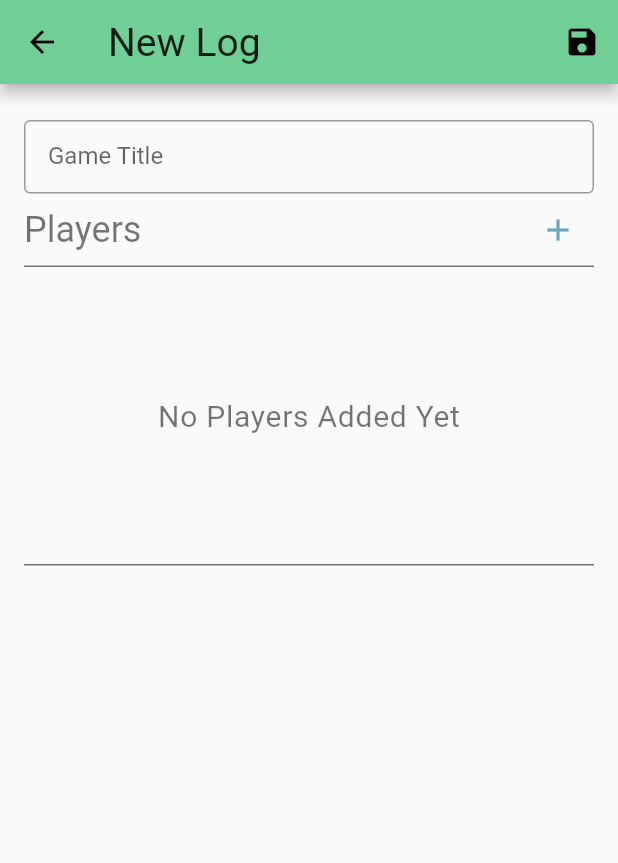
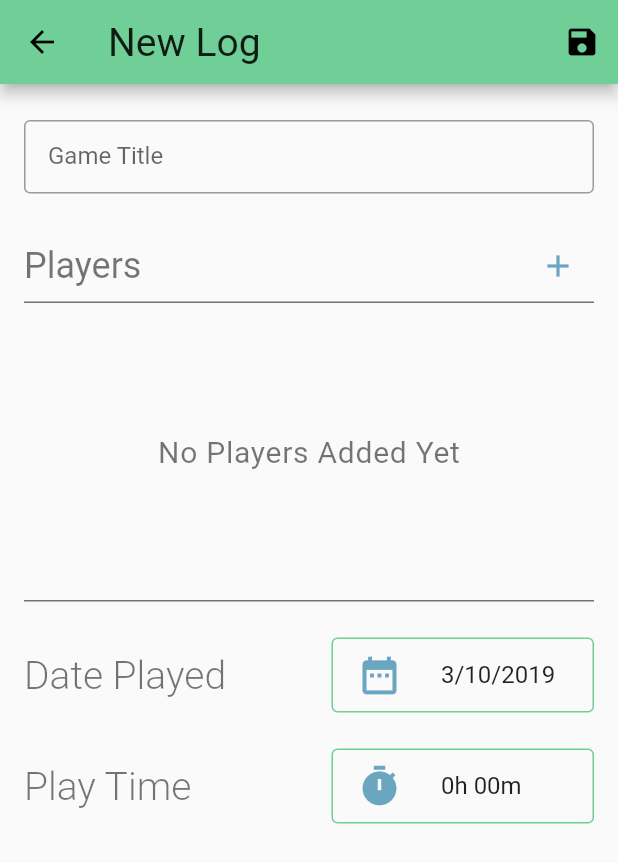
Before and after one commit to Master-Owl/game_log, a Flutter app: the EditLogPage screen opened directly, on a phone screen of 412 x 824 dp. Shown: the top 863 px of the screen. Run offline on Flutter 3.47's test engine with Material 2 defaults, Android fonts, the phone set to English and light mode, and no system bars; our stand-ins replace cloud_firestore, flutter_colorpicker; missing offline and left inert: flutter_duration_picker; accounts and stored records are empty; Roboto replaces fonts that are missing (Robotto).

Commit message:
Added play date & time to log page

```diff
--- a/lib/data/gameplay.dart
+++ b/lib/data/gameplay.dart
@@ -2,17 +2,25 @@ import './game.dart';
 import './player.dart';
 
 class GamePlay {
-  GamePlay({ this.game, this.players, this.winners, this.scores }) {
+  GamePlay({ this.game, this.players, this.winners, this.scores, this.playDate, this.playTime }) {
     if (game == null) game = new Game(name: '');
     if (players == null) {
       players = [];
       winners = {};
       scores = {};
     }
+    if (playDate == null) {
+      playDate = DateTime.now();
+    }
+    if (playTime == null) {
+      playTime = Duration(minutes: 0);
+    }
   }
 
   Game game;
   List<Player> players;
+  DateTime playDate;
+  Duration playTime;
 
   // int refers to the list index of the player
   Map<int, bool> winners;
--- a/lib/screens/edit-log-page.dart
+++ b/lib/screens/edit-log-page.dart
@@ -1,8 +1,11 @@
+import 'dart:async';
 import 'package:flutter/material.dart';
+import 'package:flutter_duration_picker/flutter_duration_picker.dart';
 import 'package:game_log/data/gameplay.dart';
 import 'package:game_log/widgets/app-text-field.dart';
 import 'package:game_log/data/globals.dart';
 import 'package:game_log/widgets/player-list.dart';
+import 'package:game_log/utils/helper-funcs.dart';
 
 class EditLogPage extends StatefulWidget {
   EditLogPage({Key key, this.gamePlay }) : super(key: key);
@@ -19,6 +22,8 @@ class _EditLogState extends State<EditLogPage> {
   GamePlay gamePlay;
   bool isNewLog = false;
   String appBarTitle = '';
+  DateTime playDate;
+  Duration playTime;
 
   @override
   void initState() {
@@ -26,7 +31,8 @@ class _EditLogState extends State<EditLogPage> {
     appBarTitle = isNewLog ? 'New Log' : 'Edit Log';
 
     if (isNewLog) gamePlay = new GamePlay();
-
+    playDate = gamePlay.playDate;
+    playTime = gamePlay.playTime;
     super.initState();
   }
 
@@ -54,12 +60,110 @@ class _EditLogState extends State<EditLogPage> {
               onChanged: (str) => { gamePlay.game.name = str },
               label: 'Game Title',
             ),
-            PlayerList(gameplay: gamePlay)
+            Padding(
+              padding:  EdgeInsets.only(top: 24.0),
+              child: PlayerList(gameplay: gamePlay),
+            ),
+            Padding(
+              padding: EdgeInsets.only(top: 24.0),
+              child: Row(
+                crossAxisAlignment: CrossAxisAlignment.center,
+                children: [
+                  Text('Date Played',
+                    style: TextStyle(color:defaultGray, fontSize: 26.0, fontWeight: FontWeight.w300),
+                  ),
+                  Spacer(),
+                  Container(
+                    margin: EdgeInsets.only(left: 24.0),
+                    constraints: BoxConstraints(maxHeight: 50.0, maxWidth: 175.0),
+                    decoration: BoxDecoration(
+                      border: Border.all(color: Theme.of(context).primaryColor),
+                      borderRadius: BorderRadius.all(Radius.circular(4.0)),
+                    ),
+                    child: ListTile(
+                      dense: true,
+                      leading: Icon(Icons.date_range, size: 30.0,color: Theme.of(context).accentColor),
+                      title: Text(
+                        formatDate(playDate.toLocal()),
+                        style: TextStyle(color: defaultBlack, fontSize: 16.0, fontWeight: FontWeight.w400),
+                      ),
+                      onTap: openDatePicker,
+                    )
+                  )
+                ]
+              )
+            ),
+            Padding(
+              padding: EdgeInsets.only(top: 24.0),
+              child: Row(
+                crossAxisAlignment: CrossAxisAlignment.center,
+                children: [
+                  Text('Play Time',
+                    style: TextStyle(color:defaultGray, fontSize: 26.0, fontWeight: FontWeight.w300),
+                  ),
+                  Spacer(),
+                  Container(
+                    margin: EdgeInsets.only(left: 24.0),
+                    constraints: BoxConstraints(maxHeight: 50.0, maxWidth: 175.0),
+                    decoration: BoxDecoration(
+                      border: Border.all(color: Theme.of(context).primaryColor),
+                      borderRadius: BorderRadius.all(Radius.circular(4.0)),
+                    ),
+                    child: ListTile(
+                      dense: true,
+                      leading: Icon(Icons.timer, size: 30.0,color: Theme.of(context).accentColor),
+                      title: Text(
+                        formatTimeDuration(playTime),
+                        style: TextStyle(color: defaultBlack, fontSize: 16.0, fontWeight: FontWeight.w400),
+                      ),
+                      onTap: openDurationPicker,
+                    )
+                  )
+                ]
+              )
+            ),
           ],
         )
       )
     );
   }
 
+  void openDatePicker() async {
+    DateTime newDate = await showDatePicker(
+      context: context,
+      initialDate: playDate,
+      firstDate: DateTime(1956),
+      lastDate: DateTime.now(),
+      builder: (BuildContext context, Widget child) {
+        return Theme(
+          data: ThemeData(
+            primaryColor: Theme.of(context).accentColor,
+            accentColor: Theme.of(context).accentColor
+          ),
+          child: child,
+        );
+      },
+    );
+
+    if (newDate != null)
+      setState(() => { playDate = newDate });
+  }
+
+  void openDurationPicker() async {
+    Duration newDuration = await showDurationPicker(
+      context: context,
+      initialTime: playTime,
+      snapToMins: 1.0
+    );
+
+    if (newDuration != null) {
+      setState(() {
+        playTime = newDuration;
+      });
+    }
+  }
+
   void saveLog() {}
+
+
 }
--- a/lib/utils/helper-funcs.dart
+++ b/lib/utils/helper-funcs.dart
@@ -10,3 +10,25 @@ Color determineTextColor(Color background) {
   }
   return defaultWhite;
 }
+
+String formatDate(DateTime date) {
+  int day = date.day;
+  int month = date.month;
+  int yr = date.year;
+  return '$month/$day/$yr';
+}
+
+String formatTimeOfDay(TimeOfDay time) {
+  int hr = time.hour;
+  String mn = time.minute < 10 ? '0${time.minute}' : time.minute.toString();
+  String half = hr < 12 ? 'AM' : 'PM';
+  if (half == 'PM') hr -= 12;
+  return '$hr:$mn $half';
+}
+
+String formatTimeDuration(Duration time) {
+  int hr = time.inHours;
+  int min = time.inMinutes % 60;
+  String minStr = min == 0 ? '00' : min < 10 ? '0$min' : min.toString();
+  return '${hr}h ${minStr}m';
+}
--- a/pubspec.yaml
+++ b/pubspec.yaml
@@ -23,6 +23,7 @@ dependencies:
   firebase_analytics: ^2.0.3  # add dependency for Google Analytics for Firebase
   cloud_firestore: ^0.9.5+2
   flutter_colorpicker: ^0.2.2
+  flutter_duration_picker: "^1.0.0"
 
   # The following adds the Cupertino Icons font to your application.
   # Use with the CupertinoIcons class for iOS style icons.
```
